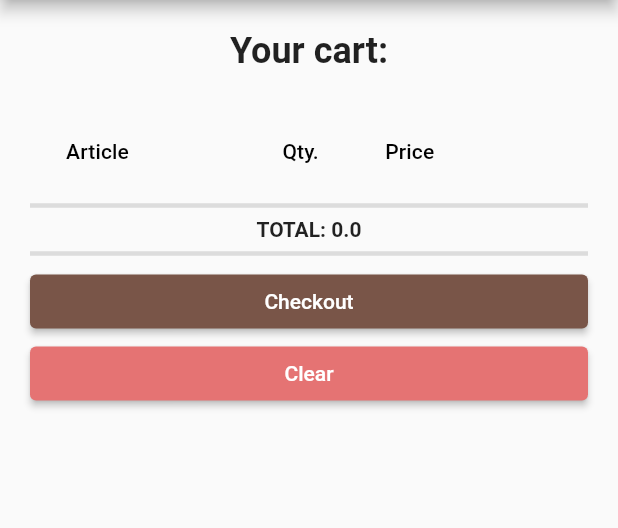
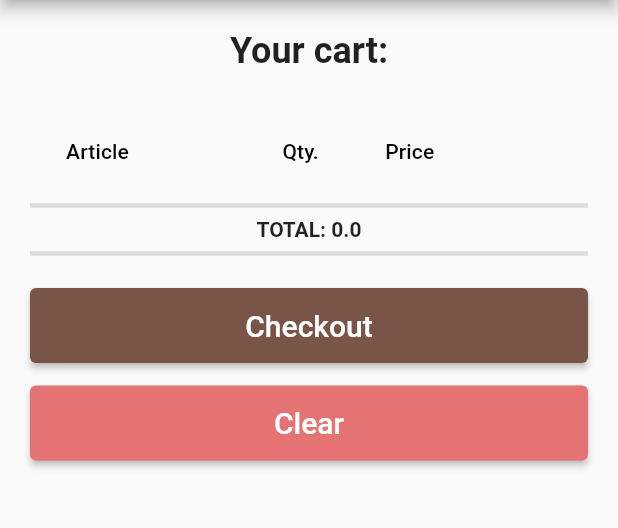
Before and after one commit to arogina/webshop-flutter, a Flutter app: the screen it shows after launch, after a tap on the "shopping cart" icon, after a tap on "View cart", on a phone screen of 412 x 824 dp, the part 84-612 px from its top. Run offline on Flutter 3.47's test engine with Material 2 defaults, Android fonts, the phone set to English and light mode, and no system bars; our stand-ins replace dio, logger, retrofit; missing offline and left inert: flutter_touch_spin; generated files the repository leaves out were written again; network calls fail.

Commit message:
Added responsive

```diff
--- /dev/null
+++ b/lib/app/responsive/responsive.dart
@@ -0,0 +1,19 @@
+import 'package:flutter/material.dart';
+
+class Responsive extends StatelessWidget {
+  final Widget child;
+  final double? maxWidth;
+  const Responsive({super.key, required this.child, this.maxWidth});
+
+  @override
+  Widget build(BuildContext context) {
+    return Center(
+      child: ConstrainedBox(
+        constraints: BoxConstraints(
+          maxWidth: maxWidth ?? 600,
+        ),
+        child: child,
+      ),
+    );
+  }
+}
--- a/lib/app/screens/cart_screen.dart
+++ b/lib/app/screens/cart_screen.dart
@@ -1,5 +1,6 @@
 import 'package:flutter/material.dart';
 import 'package:webshop_flutter/app/models/cart.dart';
+import 'package:webshop_flutter/app/responsive/responsive.dart';
 import 'package:webshop_flutter/app/utils/globals.dart' as global;
 import 'package:webshop_flutter/app/widgets/named_button.dart';
 
@@ -26,7 +27,8 @@ class _CartScreenState extends State<CartScreen> {
                 ],
               ),
             ),
-            body: Container(
+            body: Responsive(
+              child: Container(
                   padding: const EdgeInsets.all(20),
                   width: double.infinity,
                   child: ListView(children: [
@@ -81,7 +83,13 @@ class _CartScreenState extends State<CartScreen> {
                       style: const TextStyle(fontWeight: FontWeight.bold),
                     ),
                     const Divider(thickness: 3),
+                    const SizedBox(
+                      height: 15,
+                    ),
                     NamedButton(text: "Checkout", onClick: () => {}),
+                    const SizedBox(
+                      height: 15,
+                    ),
                     NamedButton(
                         text: "Clear",
                         backgroundColor: Colors.red.shade300,
@@ -90,6 +98,7 @@ class _CartScreenState extends State<CartScreen> {
                               Cart.totalSum = 0,
                               setState(() {})
                             })
-                ]))));
+                  ])),
+            )));
   }
 }
--- a/lib/app/screens/home_screen.dart
+++ b/lib/app/screens/home_screen.dart
@@ -1,5 +1,6 @@
 import 'package:flutter/material.dart';
 import 'package:webshop_flutter/app/api/articles/articles.dart';
+import 'package:webshop_flutter/app/responsive/responsive.dart';
 import 'package:webshop_flutter/app/screens/cart_screen.dart';
 import 'package:webshop_flutter/app/screens/login_screen.dart';
 import 'package:webshop_flutter/app/screens/register_screen.dart';
@@ -76,8 +77,8 @@ class _HomeScreenState extends State<HomeScreen> {
                     },
                   ),
                 ],
-              child:
-                  const Icon(Icons.shopping_cart_outlined, color: Colors.white),
+                child: const Icon(Icons.shopping_cart_outlined,
+                    color: Colors.white),
               ),
               SubmenuButton(
                 style: ButtonStyle(
@@ -106,7 +107,8 @@ class _HomeScreenState extends State<HomeScreen> {
               ),
             ],
           ),
-        body: Container(
+          body: Responsive(
+            child: Container(
                 padding: const EdgeInsets.all(20),
                 width: double.infinity,
                 height: double.infinity,
@@ -141,7 +143,7 @@ class _HomeScreenState extends State<HomeScreen> {
                             }))
                   ],
                 )),
-      ),
+          )),
     );
   }
 }
--- a/lib/app/screens/login_screen.dart
+++ b/lib/app/screens/login_screen.dart
@@ -1,5 +1,6 @@
 import 'package:flutter/material.dart';
 import 'package:webshop_flutter/app/api/users/users.dart';
+import 'package:webshop_flutter/app/responsive/responsive.dart';
 import 'package:webshop_flutter/app/screens/home_screen.dart';
 import 'package:webshop_flutter/app/screens/register_screen.dart';
 import 'package:webshop_flutter/app/widgets/named_button.dart';
@@ -101,7 +102,8 @@ class _LoginScreenState extends State<LoginScreen> {
                   Text("WebShop"),
                 ],
               )),
-          body: Container(
+          body: Responsive(
+              child: Container(
             padding: const EdgeInsets.all(20),
             width: double.infinity,
             child: Form(
@@ -180,7 +182,7 @@ class _LoginScreenState extends State<LoginScreen> {
                     )
                   ],
                 )),
-          ),
+          )),
         ));
   }
 }
--- a/lib/app/screens/register_screen.dart
+++ b/lib/app/screens/register_screen.dart
@@ -1,5 +1,6 @@
 import 'package:flutter/material.dart';
 import 'package:webshop_flutter/app/api/users/users.dart';
+import 'package:webshop_flutter/app/responsive/responsive.dart';
 import 'package:webshop_flutter/app/screens/login_screen.dart';
 import 'package:webshop_flutter/app/widgets/named_button.dart';
 import 'package:webshop_flutter/app/widgets/named_textfield.dart';
@@ -110,7 +111,8 @@ class _RegisterScreenState extends State<RegisterScreen> {
                   Text("WebShop"),
                 ],
               )),
-          body: Container(
+          body: Responsive(
+            child: Container(
               padding: const EdgeInsets.all(20),
               width: double.infinity,
               child: Form(
@@ -182,7 +184,8 @@ class _RegisterScreenState extends State<RegisterScreen> {
                               Navigator.pushReplacement(
                                   context,
                                   MaterialPageRoute(
-                                    builder: (context) => const LoginScreen()))
+                                      builder: (context) =>
+                                          const LoginScreen()))
                             },
                             child: const Text(
                               "Log in",
@@ -196,6 +199,7 @@ class _RegisterScreenState extends State<RegisterScreen> {
                     ],
                   )),
             ),
+          ),
         ));
   }
 }
--- a/lib/app/widgets/named_button.dart
+++ b/lib/app/widgets/named_button.dart
@@ -1,28 +1,31 @@
 import 'package:flutter/material.dart';
 
-class NamedButton extends StatefulWidget {
+class NamedButton extends StatelessWidget {
   final String text;
   final VoidCallback onClick;
   final Color backgroundColor;
-  const NamedButton(
-      {super.key,
-      required this.text,
-      required this.onClick,
-      this.backgroundColor = Colors.brown});
+  final double? fontSize;
+  const NamedButton({
+    super.key,
+    required this.text,
+    required this.onClick,
+    this.backgroundColor = Colors.brown,
+    this.fontSize,
+  });
 
   @override
-  State<NamedButton> createState() => _NamedButtonState();
-}
-
-class _NamedButtonState extends State<NamedButton> {
-  @override
   Widget build(BuildContext context) {
-    return ElevatedButton(
-      onPressed: widget.onClick,
-      style: ButtonStyle(
-          backgroundColor: MaterialStateProperty.resolveWith(
-              (states) => widget.backgroundColor)),
-      child: Text(widget.text),
-    );
+    return SizedBox(
+        height: 50,
+        child: ElevatedButton(
+          onPressed: onClick,
+          style: ButtonStyle(
+              backgroundColor: MaterialStateProperty.resolveWith(
+                  (states) => backgroundColor)),
+          child: Text(
+            text,
+            style: TextStyle(fontSize: fontSize ?? 20),
+          ),
+        ));
   }
 }
```
Lines whose indentation alone changed are shown as unchanged.
